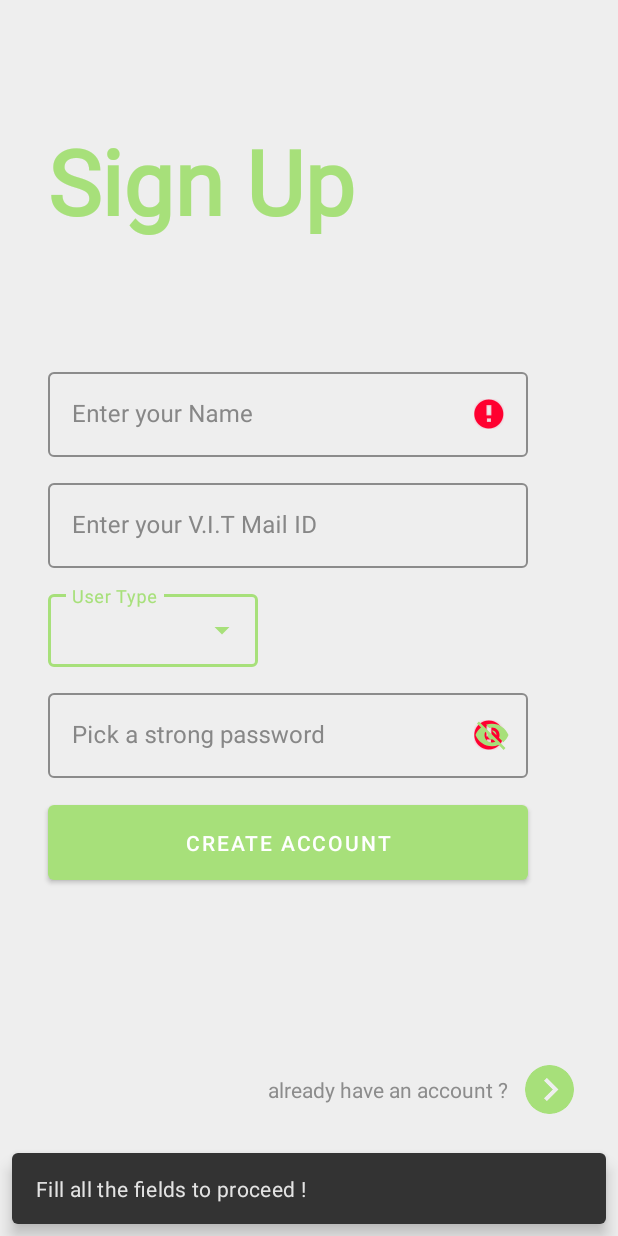
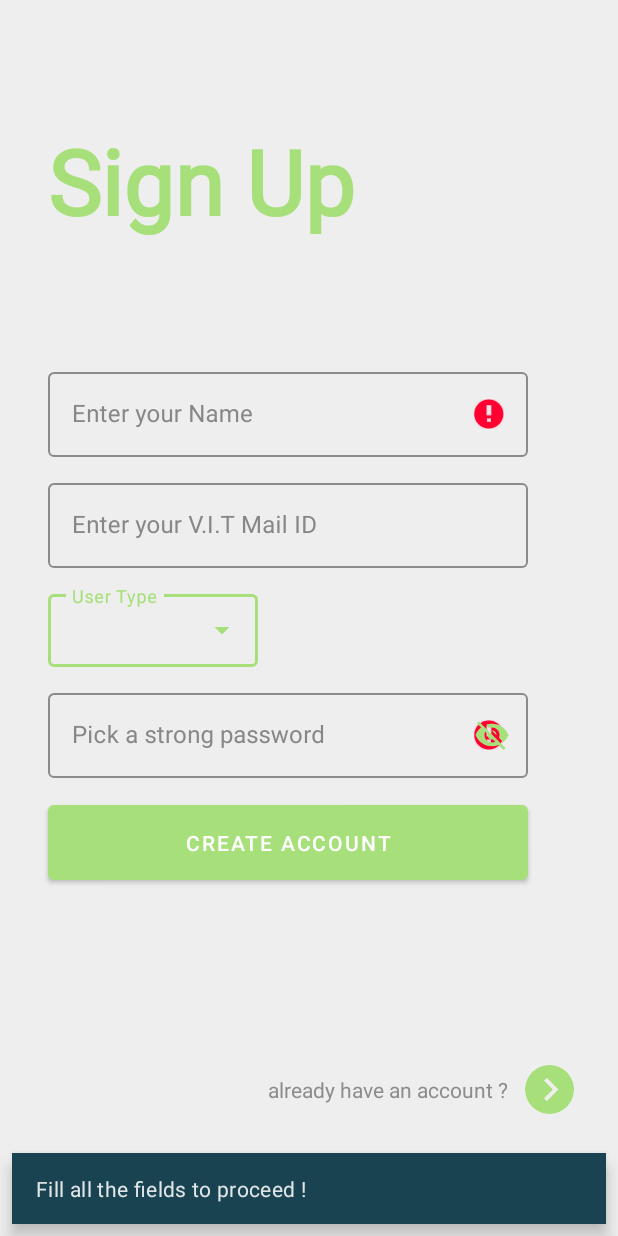
Before and after one commit to anubhav-ps/VITInsiderHostel, an Android app: the screen it shows after launch (RegisterActivity), after a tap on "CREATE ACCOUNT", on a phone screen of 412 x 824 dp. Run offline under Robolectric (Android 15) with nearby library versions, the phone set to English and light mode, and no system bars; our stand-ins replace Firebase (no records; nobody signed in at launch, a user with empty details on screens opened directly); 2 other taps on this screen came first.

Commit message:
Snack Bar and theme color changes

```diff
--- a/app/src/main/java/com/anubhav/vitinsiderhostel/LoginActivity.java
+++ b/app/src/main/java/com/anubhav/vitinsiderhostel/LoginActivity.java
@@ -1,9 +1,11 @@
 package com.anubhav.vitinsiderhostel;
 
 import androidx.appcompat.app.AppCompatActivity;
+import androidx.core.content.ContextCompat;
 
 import android.app.AlertDialog;
 import android.content.Intent;
+import android.graphics.Color;
 import android.os.Bundle;
 import android.text.Editable;
 import android.text.InputType;
@@ -400,6 +402,9 @@ public class LoginActivity extends AppCompatActivity implements View.OnClickList
     private void callSnackBar(String message) {
         Snackbar snackbar = Snackbar
                 .make(LoginActivity.this, findViewById(R.id.loginPge), message, Snackbar.LENGTH_LONG);
+        snackbar.setTextColor(Color.WHITE);
+        View snackBarView = snackbar.getView();
+        snackBarView.setBackgroundColor(ContextCompat.getColor(LoginActivity.this,R.color.navy_blue));
         snackbar.show();
     }
 
--- a/app/src/main/java/com/anubhav/vitinsiderhostel/RegisterActivity.java
+++ b/app/src/main/java/com/anubhav/vitinsiderhostel/RegisterActivity.java
@@ -1,6 +1,7 @@
 package com.anubhav.vitinsiderhostel;
 
 import android.content.Intent;
+import android.graphics.Color;
 import android.os.Bundle;
 import android.text.Editable;
 import android.text.TextUtils;
@@ -13,6 +14,7 @@ import android.widget.ProgressBar;
 import android.widget.Toast;
 
 import androidx.appcompat.app.AppCompatActivity;
+import androidx.core.content.ContextCompat;
 
 import com.anubhav.vitinsiderhostel.models.User;
 import com.google.android.material.button.MaterialButton;
@@ -553,6 +555,9 @@ public class RegisterActivity extends AppCompatActivity implements View.OnClickL
     private void callSnackBar(String message) {
         Snackbar snackbar = Snackbar
                 .make(RegisterActivity.this, findViewById(R.id.registerPge), message, Snackbar.LENGTH_LONG);
+        snackbar.setTextColor(Color.WHITE);
+        View snackBarView = snackbar.getView();
+        snackBarView.setBackgroundColor(ContextCompat.getColor(RegisterActivity.this,R.color.navy_blue));
         snackbar.show();
     }
 
--- a/app/src/main/java/com/anubhav/vitinsiderhostel/SplashScreenActivity.java
+++ b/app/src/main/java/com/anubhav/vitinsiderhostel/SplashScreenActivity.java
@@ -1,12 +1,15 @@
 package com.anubhav.vitinsiderhostel;
 
 import android.content.Intent;
+import android.graphics.Color;
 import android.os.Bundle;
 import android.os.Handler;
+import android.view.View;
 import android.view.WindowManager;
 import android.widget.Toast;
 
 import androidx.appcompat.app.AppCompatActivity;
+import androidx.core.content.ContextCompat;
 
 import com.anubhav.vitinsiderhostel.models.User;
 import com.anubhav.vitinsiderhostel.ui.TypeWriter;
@@ -121,7 +124,6 @@ public class SplashScreenActivity extends AppCompatActivity {
                                                 }
                                                 user.setAdmin(adminVal);
 
-                                                Toast.makeText(SplashScreenActivity.this, "Logging in", Toast.LENGTH_SHORT).show();
                                                 Intent intent = new Intent(SplashScreenActivity.this, HomePageActivity.class);
                                                 startActivity(intent);
                                                 overridePendingTransition(R.anim.slide_from_right, R.anim.slide_to_left);
@@ -154,6 +156,9 @@ public class SplashScreenActivity extends AppCompatActivity {
     private void callSnackBar(String message) {
         Snackbar snackbar = Snackbar
                 .make(SplashScreenActivity.this, findViewById(R.id.splashScreenPge), message, Snackbar.LENGTH_LONG);
+        snackbar.setTextColor(Color.WHITE);
+        View snackBarView = snackbar.getView();
+        snackBarView.setBackgroundColor(ContextCompat.getColor(SplashScreenActivity.this,R.color.navy_blue));
         snackbar.show();
     }
 
--- a/app/src/main/res/layout/activity_login.xml
+++ b/app/src/main/res/layout/activity_login.xml
@@ -2,11 +2,11 @@
 <LinearLayout xmlns:android="http://schemas.android.com/apk/res/android"
     xmlns:app="http://schemas.android.com/apk/res-auto"
     xmlns:tools="http://schemas.android.com/tools"
+    android:id="@+id/loginPge"
     android:layout_width="match_parent"
     android:layout_height="match_parent"
     android:background="#EEEEEE"
     android:orientation="vertical"
-    android:id="@+id/loginPge"
     tools:context=".LoginActivity">
 
     <com.google.android.material.textview.MaterialTextView
@@ -16,7 +16,7 @@
         android:layout_marginTop="110dp"
         android:fontFamily="@font/harmattan"
         android:text="@string/login_pge_1st_txt"
-        android:textColor="@color/theme_green"
+        android:textColor="@color/medium_theme_green"
         android:textSize="50sp"
         android:textStyle="bold" />
 
@@ -39,11 +39,11 @@
         android:layout_marginEnd="32dp"
         android:hint="@string/login_pge_mail_hint"
         android:textColorHint="#878787"
-        app:boxStrokeColor="@color/theme_green"
+        app:boxStrokeColor="@color/light_theme_green"
         app:endIconMode="clear_text"
-        app:endIconTint="@color/theme_green"
+        app:endIconTint="@color/light_theme_green"
         app:endIconTintMode="src_atop"
-        app:hintTextColor="@color/theme_green">
+        app:hintTextColor="@color/light_theme_green">
 
         <com.google.android.material.textfield.TextInputEditText
             android:id="@+id/loginPgeMailTxt"
@@ -64,11 +64,11 @@
         android:layout_marginEnd="32dp"
         android:hint="@string/login_pge_password_hint"
         android:textColorHint="#878787"
-        app:boxStrokeColor="@color/theme_green"
+        app:boxStrokeColor="@color/light_theme_green"
         app:endIconMode="password_toggle"
-        app:endIconTint="@color/theme_green"
+        app:endIconTint="@color/light_theme_green"
         app:endIconTintMode="src_atop"
-        app:hintTextColor="@color/theme_green">
+        app:hintTextColor="@color/light_theme_green">
 
         <com.google.android.material.textfield.TextInputEditText
             android:id="@+id/loginPgePasswordTxt"
@@ -92,7 +92,7 @@
         android:layout_marginEnd="32dp"
         android:text="@string/login_pge_login_btn_txt"
         android:textColor="@color/white"
-        app:backgroundTint="@color/theme_green"
+        app:backgroundTint="@color/medium_theme_green"
         app:cornerRadius="4dp"
         app:elevation="4dp">
 
--- a/app/src/main/res/layout/activity_register.xml
+++ b/app/src/main/res/layout/activity_register.xml
@@ -2,11 +2,11 @@
 <LinearLayout xmlns:android="http://schemas.android.com/apk/res/android"
     xmlns:app="http://schemas.android.com/apk/res-auto"
     xmlns:tools="http://schemas.android.com/tools"
+    android:id="@+id/registerPge"
     android:layout_width="match_parent"
     android:layout_height="match_parent"
     android:background="#EEEEEE"
     android:orientation="vertical"
-    android:id="@+id/registerPge"
     tools:context=".RegisterActivity">
 
     <com.google.android.material.textview.MaterialTextView
@@ -16,7 +16,7 @@
         android:layout_marginTop="80dp"
         android:fontFamily="@font/harmattan"
         android:text="@string/register_pge_sign_up"
-        android:textColor="@color/theme_green"
+        android:textColor="@color/medium_theme_green"
         android:textSize="60sp"
         android:textStyle="bold" />
 
@@ -30,11 +30,11 @@
         android:layout_marginEnd="32dp"
         android:hint="@string/register_pge_name_hint"
         android:textColorHint="#878787"
-        app:boxStrokeColor="@color/theme_green"
+        app:boxStrokeColor="@color/light_theme_green"
         app:endIconMode="clear_text"
-        app:endIconTint="@color/theme_green"
+        app:endIconTint="@color/light_theme_green"
         app:endIconTintMode="src_atop"
-        app:hintTextColor="@color/theme_green">
+        app:hintTextColor="@color/light_theme_green">
 
         <com.google.android.material.textfield.TextInputEditText
             android:id="@+id/registerPgeNameTxt"
@@ -57,11 +57,11 @@
         android:layout_marginEnd="32dp"
         android:hint="@string/register_pge_mail_hint"
         android:textColorHint="#878787"
-        app:boxStrokeColor="@color/theme_green"
+        app:boxStrokeColor="@color/light_theme_green"
         app:endIconMode="clear_text"
-        app:endIconTint="@color/theme_green"
+        app:endIconTint="@color/light_theme_green"
         app:endIconTintMode="src_atop"
-        app:hintTextColor="@color/theme_green">
+        app:hintTextColor="@color/light_theme_green">
 
         <com.google.android.material.textfield.TextInputEditText
             android:id="@+id/registerPgeMailTxt"
@@ -87,10 +87,10 @@
             android:hint="@string/register_pge_user_type_hint"
             android:textColorHint="#878787"
             app:boxBackgroundColor="#EEEEEE"
-            app:boxStrokeColor="@color/theme_green"
-            app:endIconTint="@color/theme_green"
+            app:boxStrokeColor="@color/light_theme_green"
+            app:endIconTint="@color/light_theme_green"
             app:endIconTintMode="src_atop"
-            app:hintTextColor="@color/theme_green">
+            app:hintTextColor="@color/light_theme_green">
 
             <AutoCompleteTextView
                 android:id="@+id/registerPgeUserTypeTxt"
@@ -113,12 +113,12 @@
             android:layout_marginEnd="32dp"
             android:hint="@string/register_pge_gender_hint"
             android:textColorHint="#878787"
+            android:visibility="invisible"
             app:boxBackgroundColor="#EEEEEE"
-            app:boxStrokeColor="@color/theme_green"
-            app:endIconTint="@color/theme_green"
+            app:boxStrokeColor="@color/light_theme_green"
+            app:endIconTint="@color/light_theme_green"
             app:endIconTintMode="src_atop"
-            app:hintTextColor="@color/theme_green"
-            android:visibility="invisible">
+            app:hintTextColor="@color/light_theme_green">
 
             <AutoCompleteTextView
                 android:id="@+id/registerPgeBlockTxt"
@@ -144,11 +144,11 @@
         android:layout_marginEnd="32dp"
         android:hint="@string/register_pge_password_hint"
         android:textColorHint="#878787"
-        app:boxStrokeColor="@color/theme_green"
+        app:boxStrokeColor="@color/light_theme_green"
         app:endIconMode="password_toggle"
-        app:endIconTint="@color/theme_green"
+        app:endIconTint="@color/light_theme_green"
         app:endIconTintMode="src_atop"
-        app:hintTextColor="@color/theme_green">
+        app:hintTextColor="@color/light_theme_green">
 
         <com.google.android.material.textfield.TextInputEditText
             android:id="@+id/registerPgePasswordTxt"
@@ -172,7 +172,7 @@
         android:layout_marginEnd="32dp"
         android:text="@string/register_pge_register_btn"
         android:textColor="@color/white"
-        app:backgroundTint="@color/theme_green"
+        app:backgroundTint="@color/medium_theme_green"
         app:cornerRadius="4dp"
         app:elevation="4dp">
 
@@ -181,10 +181,10 @@
 
     <ProgressBar
         android:id="@+id/registerPgeProgressBar"
-        android:layout_marginTop="14dp"
         android:layout_width="wrap_content"
         android:layout_height="wrap_content"
         android:layout_gravity="center_horizontal"
+        android:layout_marginTop="14dp"
         android:visibility="invisible" />
 
     <LinearLayout
--- a/app/src/main/res/values-night/themes.xml
+++ b/app/src/main/res/values-night/themes.xml
@@ -2,12 +2,12 @@
     <!-- Base application theme. -->
     <style name="Theme.VITInsiderHostel" parent="Theme.MaterialComponents.DayNight.NoActionBar">
         <!-- Primary brand color. -->
-        <item name="colorPrimary">@color/purple_500</item>
-        <item name="colorPrimaryVariant">@color/purple_700</item>
+        <item name="colorPrimary">@color/dark_theme_green</item>
+        <item name="colorPrimaryVariant">@color/medium_theme_green</item>
         <item name="colorOnPrimary">@color/black</item>
         <!-- Secondary brand color. -->
-        <item name="colorSecondary">@color/teal_200</item>
-        <item name="colorSecondaryVariant">@color/teal_200</item>
+        <item name="colorSecondary">@color/tree_green</item>
+        <item name="colorSecondaryVariant">@color/light_olive_green</item>
         <item name="colorOnSecondary">@color/black</item>
         <!-- Status bar color. -->
         <item name="android:statusBarColor" tools:targetApi="l">?attr/colorPrimaryVariant</item>
--- a/app/src/main/res/values/colors.xml
+++ b/app/src/main/res/values/colors.xml
@@ -1,11 +1,15 @@
 <?xml version="1.0" encoding="utf-8"?>
 <resources>
     <color name="purple_200">#FFBB86FC</color>
-    <color name="purple_500">#73CB5F</color>
-    <color name="theme_green">#A7E07A</color>
-    <color name="purple_700">#A7E07A</color>
+    <color name="dark_theme_green">#73CB5F</color>
+    <color name="medium_theme_green">#A7E07A</color>
+    <color name="light_theme_green">#A7E07A</color>
     <color name="teal_200">#FF03DAC5</color>
     <color name="teal_700">#FF018786</color>
     <color name="black">#FF000000</color>
     <color name="white">#FFFFFFFF</color>
+    <color name="tree_green">#444941</color>
+    <color name="light_olive_green">#A6CF98</color>
+    <color name="theme_pink">#FF6D6D</color>
+    <color name="navy_blue">#194350</color>
 </resources>
--- a/app/src/main/res/values/themes.xml
+++ b/app/src/main/res/values/themes.xml
@@ -2,12 +2,12 @@
     <!-- Base application theme. -->
     <style name="Theme.VITInsiderHostel" parent="Theme.MaterialComponents.DayNight.NoActionBar">
         <!-- Primary brand color. -->
-        <item name="colorPrimary">@color/purple_500</item>
-        <item name="colorPrimaryVariant">@color/purple_700</item>
+        <item name="colorPrimary">@color/dark_theme_green</item>
+        <item name="colorPrimaryVariant">@color/medium_theme_green</item>
         <item name="colorOnPrimary">@color/white</item>
         <!-- Secondary brand color. -->
-        <item name="colorSecondary">@color/teal_200</item>
-        <item name="colorSecondaryVariant">@color/teal_700</item>
+        <item name="colorSecondary">@color/tree_green</item>
+        <item name="colorSecondaryVariant">@color/light_olive_green</item>
         <item name="colorOnSecondary">@color/black</item>
         <!-- Status bar color. -->
         <item name="android:statusBarColor" tools:targetApi="l">?attr/colorPrimaryVariant</item>
```
